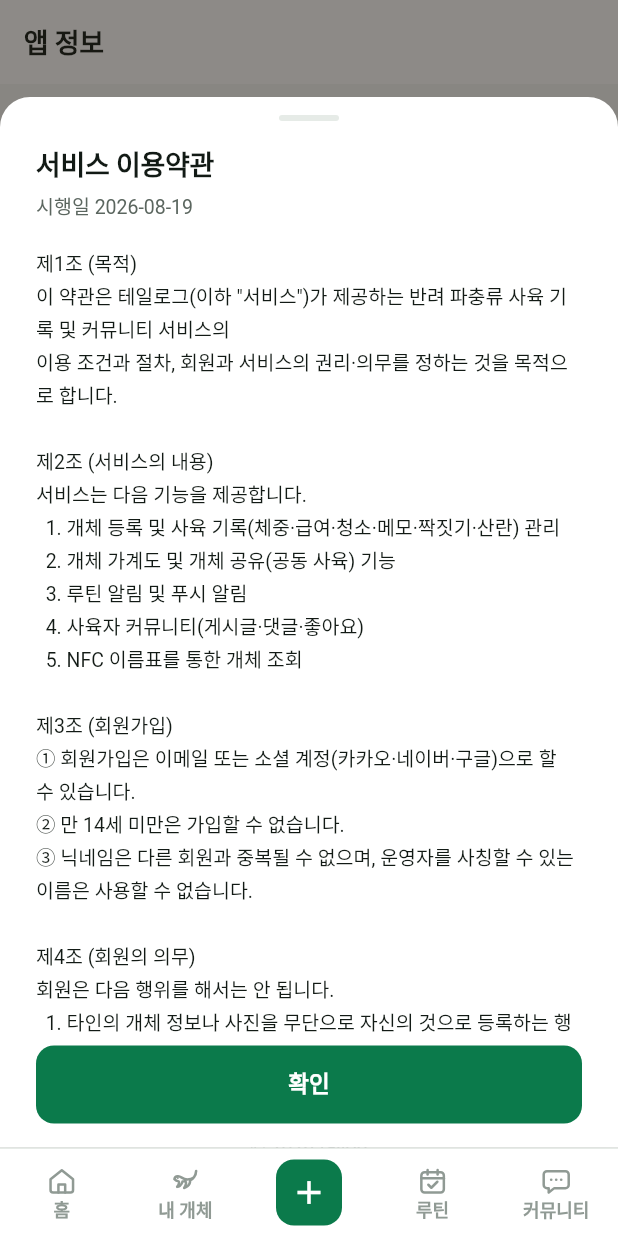
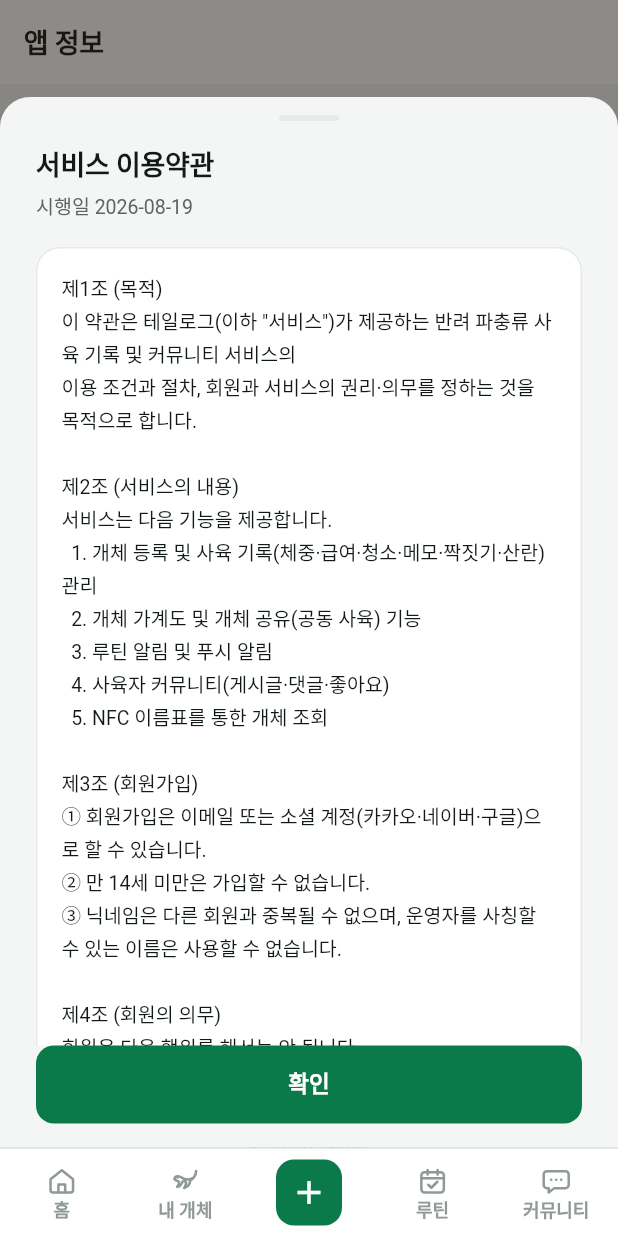
Before and after one commit to subin9804/bit-pet, a Flutter app: the AboutScreen screen opened by its route, after a tap on "서비스 이용약관", on a phone screen of 412 x 824 dp. Run offline on Flutter 3.47's test engine with Material 3 defaults, Android fonts, the phone set to English and light mode, and no system bars; our stand-ins replace cached_network_image, dio, drift, firebase_core, firebase_messaging, flutter_image_compress and 8 more; missing offline and left inert: nfc_manager; accounts and stored records are empty; generated files the repository leaves out were written again; network calls fail; Roboto replaces fonts that are missing (Pretendard).

Commit message:
fix(ui): 바텀시트 바탕을 canvas 로 통일 + SheetCard 도입
시트 배경이 화면과 반대였다. `AppSheet`(시트 21곳이 쓰는 모듈)는 흰색이고
그 안의 `ConfirmAccordion` 은 회색이어서, 회색 바탕 + 흰 카드인 화면 위로
시트가 올라올 때마다 면 관계가 뒤집혔다. 루틴 '개체별 완료' 시트만 모듈을
우회해 제대로 보였던 것이 증거다.

- `AppSheet` 바탕 `surface` → `canvas`. 시트도 하나의 화면이다
- `ConfirmAccordion.onCanvas` 플래그 삭제, 항상 흰 카드
- 새 `SheetCard` / `SheetCard.list` — 카드 없던 본문 11곳을 감쌈
  (약관·NFC 스캔·신고/차단 메뉴·모프 선택·공유코드·탈퇴 개체·사진 메뉴
   ·수행 캘린더·연월 선택 2곳·기록 입력)
- `FabRecordSheet`·`per_pet_confirm_sheet` 껍데기도 canvas 로 (예외 2개도
  바탕 규칙은 같아야 한다). per_pet 푸터의 흰 띠 제거

Co-Authored-By: Claude Opus 5 <noreply@anthropic.com>
Claude-Session: https://claude.ai/code/session_017cnL5mD2LWMowLkkxkCXZu

```diff
--- a/bitpet_app/lib/core/legal/legal_document_sheet.dart
+++ b/bitpet_app/lib/core/legal/legal_document_sheet.dart
@@ -21,11 +21,15 @@ Future<void> showLegalDocument(BuildContext context, LegalDocument doc) {
       onPrimary: () => Navigator.of(context).pop(),
       // 닫기 X 를 지웠다. 핸들·바깥 탭·아래 '확인' 까지 닫는 길이 셋이나 되는데
       // 넷째를 두면 제목 줄이 그만큼 좁아진다 (긴 약관 제목이 두 줄로 접혔다).
-      child: SelectableText(
-        doc.body.trim(),
-        style: AppTextStyles.caption.copyWith(
-          height: 1.65,
-          color: AppColors.textPrimary,
+      // 긴 본문은 흰 카드 안에 넣는다 — 연회색 시트 바탕에 글씨만 얹으면
+      // 읽는 면이 없어 '아직 안 그려진 화면'처럼 보인다.
+      child: SheetCard(
+        child: SelectableText(
+          doc.body.trim(),
+          style: AppTextStyles.caption.copyWith(
+            height: 1.65,
+            color: AppColors.textPrimary,
+          ),
         ),
       ),
     ),
--- a/bitpet_app/lib/core/nfc/nfc_pet_scan_sheet.dart
+++ b/bitpet_app/lib/core/nfc/nfc_pet_scan_sheet.dart
@@ -138,7 +138,10 @@ class _NfcPetScanSheetState extends ConsumerState<NfcPetScanSheet> {
     return AppSheet(
       title: widget.title,
       subtitle: widget.subtitle ?? '개체에 달린 이름표에 휴대폰 뒷면을 가까이 대주세요.',
-      child: Column(
+      // 안내 아이콘·문구를 흰 카드 안에 둔다 — 연회색 바탕에 아이콘만 떠 있으면
+      // 탭할 곳을 찾는 화면처럼 보인다. 여기선 '대기 중'이라는 면이 필요하다.
+      child: SheetCard(
+        child: Column(
             mainAxisSize: MainAxisSize.min,
             crossAxisAlignment: CrossAxisAlignment.stretch,
             children: [
@@ -175,6 +178,7 @@ class _NfcPetScanSheetState extends ConsumerState<NfcPetScanSheet> {
               ],
               const SizedBox(height: 16),
             ],
+        ),
       ),
     );
   }
--- a/bitpet_app/lib/core/widgets/app_sheet.dart
+++ b/bitpet_app/lib/core/widgets/app_sheet.dart
@@ -25,6 +25,21 @@ import '../theme/app_text_styles.dart';
 ///
 /// ⛔ 주 버튼 옆에 '취소'를 두지 말 것 — 시트는 끌어내리거나 바깥을 눌러 닫는다.
 /// 버튼이 둘이면 둘 다 안 읽힌다.
+///
+/// ## 바탕은 [AppColors.canvas] — **시트도 하나의 화면이다**
+///
+/// 바탕이 연회색이고 내용이 흰 카드다. 화면 쪽과 **같은 규칙**이어야 한다.
+///
+/// 한때 흰색([AppColors.surface])이었다. 그러면 안에 놓는 박스를 회색으로
+/// 깔게 되는데(`ConfirmAccordion` 이 그랬다), 바로 뒤에서 열리는 화면은 회색
+/// 바탕 + 흰 카드라 **시트를 올릴 때마다 면 관계가 뒤집힌다.** 사용자가 보는
+/// 증상은 "배경색이 계속 안 맞는다"였다.
+///
+/// ⚠️ 토큰 이름에 속지 말 것 — `surface`·`card`·`bg` 는 **전부 같은 흰색 별칭**이다.
+/// '시트니까 surface' 는 맞게 쓴 것처럼 보이지만 아무 판단도 하지 않은 것과 같다.
+///
+/// ⛔ 다시 흰색으로 뒤집지 말 것. 흰 바탕이 필요해 보이면 그건 **본문을 흰 카드로
+/// 감싸야 하는 신호**다 (시트 자체가 아니라).
 class AppSheet extends StatelessWidget {
   final String title;
 
@@ -78,7 +93,7 @@ class AppSheet extends StatelessWidget {
         maxHeight: media.size.height * maxHeightFactor,
       ),
       decoration: const BoxDecoration(
-        color: AppColors.surface,
+        color: AppColors.canvas,
         borderRadius: AppRadius.brSheet,
       ),
       // 슬롯 7 — 키보드가 올라온 만큼 시트 전체를 띄운다. 본문이 스크롤이라
@@ -185,6 +200,41 @@ class _Handle extends StatelessWidget {
   }
 }
 
+/// 시트 본문을 감싸는 **흰 카드**. [AppSheet] 바탕이 연회색이라, 읽거나 누르는
+/// 내용은 이 카드 안에 들어가야 화면 쪽 카드와 같은 면 관계가 된다.
+///
+/// 카드가 필요 없는 본문도 있다 — 이미 스스로 카드를 그리는 것
+/// (`ConfirmAccordion`, 개체 카드 목록)과, 면이 아예 없어야 하는 것
+/// (사진 뷰어처럼 어두운 배경을 꽉 채우는 본문)이 그렇다.
+/// ⛔ 카드를 겹쳐 두 겹으로 만들지 말 것.
+class SheetCard extends StatelessWidget {
+  final Widget child;
+
+  /// 목록처럼 행이 제 패딩을 들고 있는 본문은 카드의 안쪽 여백을 줄인다
+  /// (`ListTile` 은 세로 여백이 이미 있어서 겹치면 행이 멀찍이 떨어진다).
+  final EdgeInsets padding;
+
+  const SheetCard({
+    super.key,
+    required this.child,
+    this.padding = const EdgeInsets.all(AppSpacing.lg),
+  });
+
+  /// 행이 제 여백을 들고 있는 목록용 — 좌우만 주고 위아래는 거의 두지 않는다.
+  const SheetCard.list({super.key, required this.child})
+      : padding = const EdgeInsets.symmetric(
+            horizontal: AppSpacing.lg, vertical: AppSpacing.xs);
+
+  @override
+  Widget build(BuildContext context) {
+    return Container(
+      decoration: AppDecor.card,
+      padding: padding,
+      child: child,
+    );
+  }
+}
+
 /// 시트를 띄우는 단일 진입점.
 ///
 /// `showModalBottomSheet` 를 직접 부르면 호출부마다 `isScrollControlled`·`shape`·
--- a/bitpet_app/lib/features/pet/presentation/pet_form_screen.dart
+++ b/bitpet_app/lib/features/pet/presentation/pet_form_screen.dart
@@ -1606,7 +1606,9 @@ class _YearMonthPickerSheetState extends State<_YearMonthPickerSheet> {
       title: '태어난 시기를 선택하세요',
       primaryLabel: '$_year년 $_month월 선택',
       onPrimary: () => Navigator.pop(context, (_year, _month)),
-      child: Column(
+      // 연·월 선택 — 입력 칸과 월 칩이 올라앉을 흰 면이 필요하다.
+      child: SheetCard(
+        child: Column(
         mainAxisSize: MainAxisSize.min,
         children: [
           // 연도 선택
@@ -1703,6 +1705,7 @@ class _YearMonthPickerSheetState extends State<_YearMonthPickerSheet> {
             ),
           ),
         ],
+        ),
       ),
     );
   }
--- a/bitpet_app/lib/features/pet/presentation/widgets/gallery_photo_viewer.dart
+++ b/bitpet_app/lib/features/pet/presentation/widgets/gallery_photo_viewer.dart
@@ -80,7 +80,10 @@ class _GalleryPhotoViewerState extends State<GalleryPhotoViewer> {
       context: context,
       builder: (sheetCtx) => AppSheet(
         title: '사진',
-        child: Column(
+        // 사진 자체는 검은 전면이지만 이 시트는 보통 메뉴다 — 다른 메뉴 시트와
+        // 같이 흰 카드에 담는다.
+        child: SheetCard.list(
+          child: Column(
           mainAxisSize: MainAxisSize.min,
           crossAxisAlignment: CrossAxisAlignment.stretch,
           children: [
@@ -99,6 +102,7 @@ class _GalleryPhotoViewerState extends State<GalleryPhotoViewer> {
               onTap: () => Navigator.pop(sheetCtx, 'delete'),
             ),
           ],
+          ),
         ),
       ),
     );
--- a/bitpet_app/lib/features/pet/presentation/widgets/gallery_tab.dart
+++ b/bitpet_app/lib/features/pet/presentation/widgets/gallery_tab.dart
@@ -78,7 +78,9 @@ class _GalleryTabState extends ConsumerState<GalleryTab> {
       context: context,
       builder: (_) => AppSheet(
         title: '사진',
-        child: Column(
+        // 다른 메뉴 시트와 같이 흰 카드에 담는다.
+        child: SheetCard.list(
+          child: Column(
           mainAxisSize: MainAxisSize.min,
           crossAxisAlignment: CrossAxisAlignment.stretch,
           children: [
@@ -99,6 +101,7 @@ class _GalleryTabState extends ConsumerState<GalleryTab> {
               onTap: () => Navigator.pop(context, 'delete'),
             ),
           ],
+          ),
         ),
       ),
     );
--- a/bitpet_app/lib/features/pet/presentation/widgets/morph_picker_sheet.dart
+++ b/bitpet_app/lib/features/pet/presentation/widgets/morph_picker_sheet.dart
@@ -135,7 +135,10 @@ class _MorphPickerSheetState extends ConsumerState<MorphPickerSheet> {
       primaryLabel:
           _selected.isEmpty ? '선택 안 함' : '${_selected.length}개 선택 · 완료',
       onPrimary: () => _close(List<Morph>.from(_selected)),
-      child: Column(
+      // 검색 칸·선택 칩·목록이 한 덩어리로 묶여야 하는 본문이라 카드 하나로 감싼다
+      // (셋을 따로 카드에 넣으면 시트가 세 조각으로 갈라져 보인다).
+      child: SheetCard(
+        child: Column(
         crossAxisAlignment: CrossAxisAlignment.start,
         children: [
           _buildSearchField(),
@@ -151,6 +154,7 @@ class _MorphPickerSheetState extends ConsumerState<MorphPickerSheet> {
             ),
           ),
         ],
+        ),
       ),
     );
   }
--- a/bitpet_app/lib/features/pet/share/presentation/bulk_share_sheet.dart
+++ b/bitpet_app/lib/features/pet/share/presentation/bulk_share_sheet.dart
@@ -84,7 +84,9 @@ class _BulkShareSheetState extends ConsumerState<_BulkShareSheet> {
       primaryLabel:
           _isTransfer ? '$_count마리 분양 보내기' : '$_count마리 함께 키우기',
       onPrimary: _send,
-      child: Column(
+      // 코드 입력 칸이 있는 본문 — 흰 카드 위에 올려야 입력란 테두리가 바탕과 분리된다.
+      child: SheetCard(
+        child: Column(
         mainAxisSize: MainAxisSize.min,
         crossAxisAlignment: CrossAxisAlignment.start,
         children: [
@@ -127,6 +129,7 @@ class _BulkShareSheetState extends ConsumerState<_BulkShareSheet> {
               ),
             ],
         ],
+        ),
       ),
     );
   }
--- a/bitpet_app/lib/features/record/presentation/fab_record_sheet.dart
+++ b/bitpet_app/lib/features/record/presentation/fab_record_sheet.dart
@@ -319,7 +319,9 @@ class _FabRecordSheetState extends ConsumerState<FabRecordSheet> {
     final sheet = Container(
       constraints: BoxConstraints(maxHeight: screenH * 0.9),
       decoration: const BoxDecoration(
-        color: AppColors.surface,
+        // `AppSheet` 과 같은 **canvas 바탕**. 안의 박스들이 이미 `AppColors.card`
+        // (흰색)라, 바탕이 흰색이던 동안은 카드 경계가 테두리로만 겨우 보였다.
+        color: AppColors.canvas,
         borderRadius: AppRadius.brSheet,
       ),
       child: Column(
--- a/bitpet_app/lib/features/record/presentation/record_screen.dart
+++ b/bitpet_app/lib/features/record/presentation/record_screen.dart
@@ -606,7 +606,9 @@ class _InputSheetState extends ConsumerState<_InputSheet> {
       busy: _isLoading,
       primaryLabel: '저장',
       onPrimary: _save,
-      child: Column(
+      // 입력 폼 — 칸들이 흰 면 위에 있어야 테두리가 바탕과 구별된다.
+      child: SheetCard(
+        child: Column(
         mainAxisSize: MainAxisSize.min,
         crossAxisAlignment: CrossAxisAlignment.start,
         children: [
@@ -670,6 +672,7 @@ class _InputSheetState extends ConsumerState<_InputSheet> {
               decoration: const InputDecoration(labelText: '메모 (선택)'),
             ),
         ],
+        ),
       ),
     );
   }
--- a/bitpet_app/lib/features/routine/presentation/routine_screen.dart
+++ b/bitpet_app/lib/features/routine/presentation/routine_screen.dart
@@ -649,7 +649,10 @@ class _CalendarSheetState extends ConsumerState<_CalendarSheet> {
     return AppSheet(
       title: '수행 캘린더',
       subtitle: widget.routine.title,
-      child: logsAsync.when(
+      // 달력 칸은 대부분 투명(아무 일 없는 날)이라 바탕이 그대로 보인다 —
+      // 흰 카드 위에 올려야 칠해진 칸과 빈 칸의 대비가 생긴다.
+      child: SheetCard(
+        child: logsAsync.when(
                 loading: () => const Center(
                     child: Padding(padding: EdgeInsets.all(40),
                         child: CircularProgressIndicator())),
@@ -809,6 +812,7 @@ class _CalendarSheetState extends ConsumerState<_CalendarSheet> {
                     ],
                   );
                 },
+        ),
       ),
     );
   }
```
Also changed, not shown: bitpet_app/lib/features/community/presentation/report_actions.dart (+7 -1 lines), bitpet_app/lib/features/home/presentation/dashboard_tab.dart (+9 -2 lines), bitpet_app/lib/features/my/presentation/my_screen.dart (+7 -2 lines), bitpet_app/lib/features/routine/presentation/per_pet_confirm_sheet.dart (+4 -4 lines), bitpet_app/lib/features/routine/presentation/widgets/confirm_accordion.dart (+8 -8 lines).
